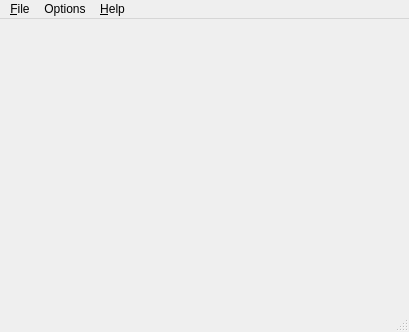
cfrankb/lgck-src, file src/easydoc/mainwindow.ui: the form before one commit.
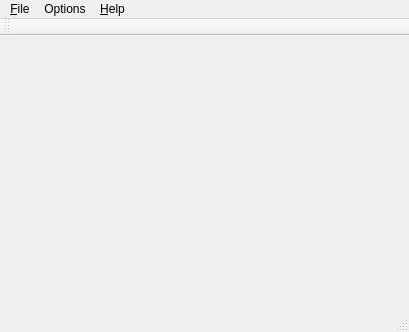
The form after the commit. Icons and pictures are not drawn.

Patch:
```diff
--- a/src/easydoc/mainwindow.ui
+++ b/src/easydoc/mainwindow.ui
@@ -80,6 +80,17 @@
    <addaction name="menu_Help"/>
   </widget>
   <widget class="QStatusBar" name="statusBar"/>
+  <widget class="QToolBar" name="toolBar">
+   <property name="windowTitle">
+    <string>toolBar</string>
+   </property>
+   <attribute name="toolBarArea">
+    <enum>TopToolBarArea</enum>
+   </attribute>
+   <attribute name="toolBarBreak">
+    <bool>false</bool>
+   </attribute>
+  </widget>
   <action name="action_open">
    <property name="text">
     <string>&amp;Open...</string>
```
Left out of the diff: 49 changed lines with no effect on the pictures.
